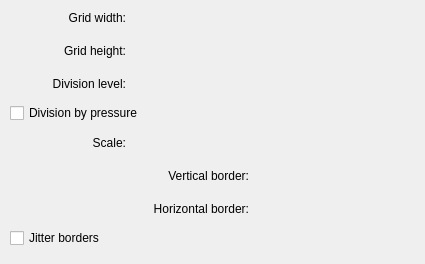
This is plugins/paintops/gridbrush/wdggridoptions.ui in KDE/krita as Qt 5 draws it before an edit. The edited form follows.
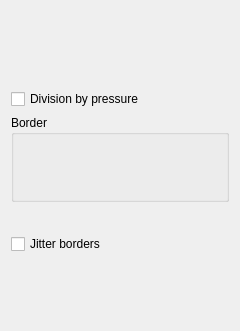
This is the edited form. Custom widgets are drawn as their Qt base class.

Commit message: Update curve, grid, and hatching options UI in brush editor

```diff
--- a/plugins/paintops/gridbrush/wdggridoptions.ui
+++ b/plugins/paintops/gridbrush/wdggridoptions.ui
@@ -6,8 +6,8 @@
    <rect>
     <x>0</x>
     <y>0</y>
-    <width>425</width>
-    <height>264</height>
+    <width>240</width>
+    <height>331</height>
    </rect>
   </property>
   <property name="sizePolicy">
@@ -18,114 +18,108 @@
   </property>
   <property name="minimumSize">
    <size>
-    <width>425</width>
-    <height>260</height>
+    <width>50</width>
+    <height>50</height>
    </size>
   </property>
-  <widget class="QWidget" name="layoutWidget">
-   <property name="geometry">
-    <rect>
-     <x>10</x>
-     <y>4</y>
-     <width>361</width>
-     <height>244</height>
-    </rect>
-   </property>
-   <layout class="QGridLayout" name="gridLayout">
-    <item row="0" column="0">
-     <widget class="QLabel" name="label">
-      <property name="text">
-       <string>Grid width:</string>
-      </property>
-      <property name="alignment">
-       <set>Qt::AlignRight|Qt::AlignTrailing|Qt::AlignVCenter</set>
-      </property>
-     </widget>
-    </item>
-    <item row="0" column="1" colspan="2">
-     <widget class="KisDoubleSliderSpinBox" name="gridWidthSPBox"/>
-    </item>
-    <item row="1" column="0">
-     <widget class="QLabel" name="label_2">
-      <property name="text">
-       <string>Grid height:</string>
-      </property>
-      <property name="alignment">
-       <set>Qt::AlignRight|Qt::AlignTrailing|Qt::AlignVCenter</set>
-      </property>
-     </widget>
-    </item>
-    <item row="1" column="1" colspan="2">
-     <widget class="KisDoubleSliderSpinBox" name="gridHeightSPBox"/>
-    </item>
-    <item row="2" column="0">
-     <widget class="QLabel" name="label_3">
-      <property name="text">
-       <string>Division level:</string>
-      </property>
-      <property name="alignment">
-       <set>Qt::AlignRight|Qt::AlignTrailing|Qt::AlignVCenter</set>
-      </property>
-     </widget>
-    </item>
-    <item row="2" column="1" colspan="2">
-     <widget class="KisDoubleSliderSpinBox" name="divisionLevelSPBox" />
-    </item>
-    <item row="3" column="0" colspan="3">
+  <layout class="QVBoxLayout" name="verticalLayout_2">
+   <item>
+    <widget class="KisDoubleSliderSpinBox" name="gridWidthSPBox" native="true">
+     <property name="minimumSize">
+      <size>
+       <width>20</width>
+       <height>20</height>
+      </size>
+     </property>
+    </widget>
+   </item>
+   <item>
+    <widget class="KisDoubleSliderSpinBox" name="gridHeightSPBox" native="true">
+     <property name="minimumSize">
+      <size>
+       <width>20</width>
+       <height>20</height>
+      </size>
+     </property>
+    </widget>
+   </item>
+   <item>
+    <widget class="KisDoubleSliderSpinBox" name="divisionLevelSPBox" native="true">
+     <property name="minimumSize">
+      <size>
+       <width>20</width>
+       <height>20</height>
+      </size>
+     </property>
+    </widget>
+   </item>
+   <item>
      <widget class="QCheckBox" name="divisionPressureCHBox">
       <property name="text">
        <string>Division by pressure</string>
       </property>
      </widget>
     </item>
-    <item row="4" column="0">
-     <widget class="QLabel" name="label_6">
-      <property name="text">
-       <string>Scale:</string>
-      </property>
-      <property name="alignment">
-       <set>Qt::AlignRight|Qt::AlignTrailing|Qt::AlignVCenter</set>
+   <item>
+    <widget class="QGroupBox" name="groupBox">
+     <property name="title">
+      <string>Border</string>
+     </property>
+     <layout class="QVBoxLayout" name="verticalLayout">
+      <item>
+       <widget class="KisDoubleSliderSpinBox" name="vertBorderDSPBox" native="true">
+        <property name="minimumSize">
+         <size>
+          <width>20</width>
+          <height>20</height>
+         </size>
       </property>
      </widget>
     </item>
-    <item row="4" column="1" colspan="2">
-     <widget class="KisDoubleSliderSpinBox" name="scaleDSPBox"/>
-    </item>
-    <item row="5" column="0" colspan="2">
-     <widget class="QLabel" name="label_4">
-      <property name="text">
-       <string>Vertical border:</string>
-      </property>
-      <property name="alignment">
-       <set>Qt::AlignRight|Qt::AlignTrailing|Qt::AlignVCenter</set>
-      </property>
-     </widget>
-    </item>
-    <item row="5" column="2">
-     <widget class="KisDoubleSliderSpinBox" name="vertBorderDSPBox" />
-    </item>
-    <item row="6" column="0" colspan="2">
-     <widget class="QLabel" name="label_5">
-      <property name="text">
-       <string>Horizontal border:</string>
-      </property>
-      <property name="alignment">
-       <set>Qt::AlignRight|Qt::AlignTrailing|Qt::AlignVCenter</set>
-      </property>
-     </widget>
-    </item>
-    <item row="6" column="2">
-     <widget class="KisDoubleSliderSpinBox" name="horizBorderDSPBox" />
-    </item>
-    <item row="7" column="0" colspan="2">
+      <item>
+       <widget class="KisDoubleSliderSpinBox" name="horizBorderDSPBox" native="true">
+        <property name="minimumSize">
+         <size>
+          <width>20</width>
+          <height>20</height>
+         </size>
+        </property>
+       </widget>
+      </item>
+     </layout>
+    </widget>
+   </item>
+   <item>
+    <widget class="KisDoubleSliderSpinBox" name="scaleDSPBox" native="true">
+     <property name="minimumSize">
+      <size>
+       <width>20</width>
+       <height>20</height>
+      </size>
+     </property>
+    </widget>
+   </item>
+   <item>
      <widget class="QCheckBox" name="jitterBorderCHBox">
       <property name="text">
        <string>Jitter borders</string>
       </property>
      </widget>
     </item>
-   </layout>
-  </widget>
+   <item>
+    <spacer name="verticalSpacer">
+     <property name="orientation">
+      <enum>Qt::Vertical</enum>
+     </property>
+     <property name="sizeHint" stdset="0">
+      <size>
+       <width>5</width>
+       <height>52</height>
+      </size>
+     </property>
+    </spacer>
+   </item>
+  </layout>
  </widget>
  <customwidgets>
   <customwidget>
```
Lines whose indentation alone changed are shown as unchanged. The commit also changes 6 other files.
